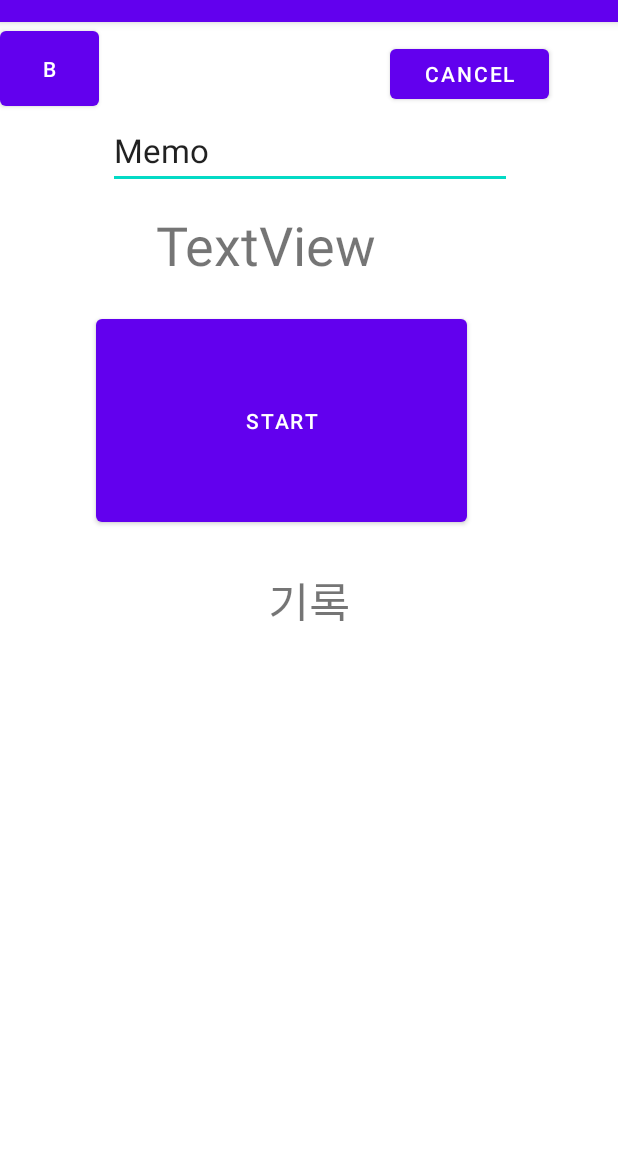
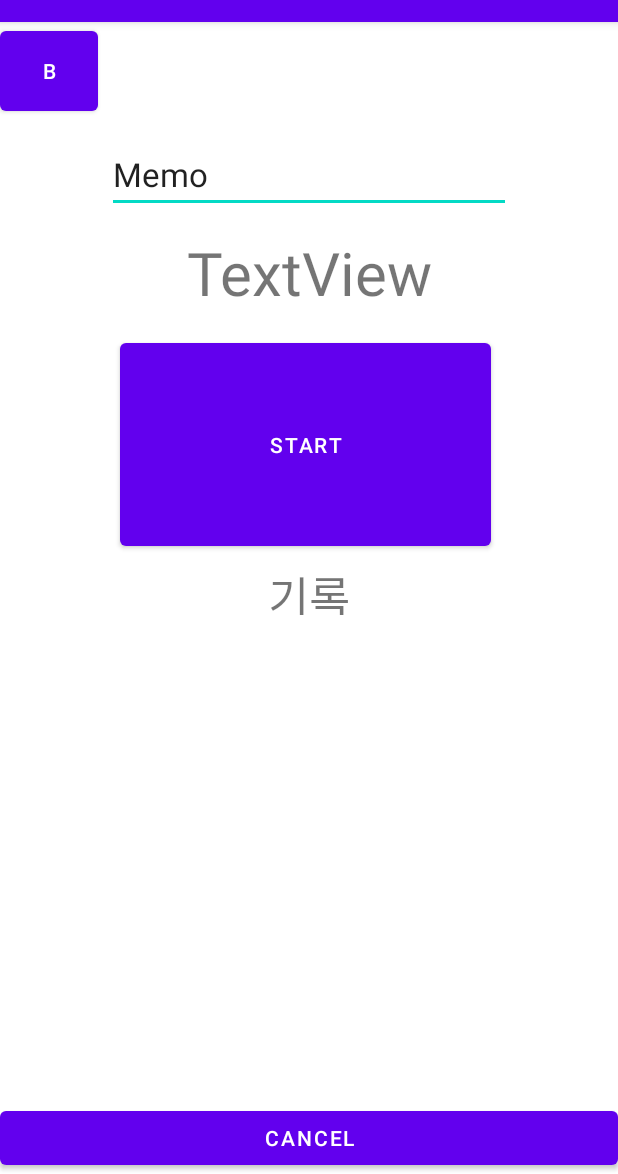
Before and after one commit to xe1230/Cheina, an Android app: the Act_execute screen opened directly, with no data from a screen before it, on a phone screen of 412 x 824 dp, the part 62-1236 px from its top. Run offline under Robolectric (Android 15) with nearby library versions, the phone set to English and light mode, and no system bars.

Commit message:
231224 layout should be changed to line, keyboard bug was repaird

```diff
--- a/app/src/main/java/com/example/chelina/Act_execute.java
+++ b/app/src/main/java/com/example/chelina/Act_execute.java
@@ -36,12 +36,13 @@ import java.util.ArrayList;
 public class Act_execute extends AppCompatActivity
 {
 
-    public static final String KEY_SIMPLE_DATA = "data";
+
     /* ----------------------------------------------------------------------------- */
     // Definitions
     /* ----------------------------------------------------------------------------- */
-
-
+    public static final String KEY_SIMPLE_DATA = "data";
+    private static final String DEF_DB_NAEM = "ChelinaDB";
+    private static final String DEF_DB_TABLE_NAME = "Interval_tbl";
 
     /* ----------------------------------------------------------------------------- */
     // Enum
@@ -83,7 +84,7 @@ public class Act_execute extends AppCompatActivity
     private Thread              m_Thrtime       = null;
     private Button              m_BtnStart      = null;
     private TextView            mTimeTextView   = null;
-    private EditText            m_editMemo      = null;
+    private EditText m_editTitle = null;
     private ListView            listView        = null;
 
     private InputMethodManager  m_MngInput      = null;
@@ -114,18 +115,25 @@ public class Act_execute extends AppCompatActivity
 
         ConstraintLayout myLayout = (ConstraintLayout)findViewById(R.id.Clo_Main);
 
-        m_BtnStart      = (Button) findViewById(R.id.btn_Start);
-        mTimeTextView   = (TextView) findViewById(R.id.timeView);
-
-        m_editMemo      = (EditText) findViewById(R.id.edit_Memo);
-
-        listView        = (ListView) findViewById(R.id.lv_Main);
-        m_ListViewitems = new ArrayList<ListView_Item>();
-        m_MngInput      = (InputMethodManager)getSystemService(INPUT_METHOD_SERVICE);
+        m_BtnStart          = (Button) findViewById(R.id.btn_Start);
+        mTimeTextView       = (TextView) findViewById(R.id.timeView);
+        m_editTitle         = (EditText) findViewById(R.id.edit_Title);
+        listView            = (ListView) findViewById(R.id.lv_Main);
+        m_ListViewitems     = new ArrayList<ListView_Item>();
+        m_MngInput          = (InputMethodManager)getSystemService(INPUT_METHOD_SERVICE);
 
         m_Adapter = new ListView_Adapter(this, m_ListViewitems);
         listView.setAdapter(m_Adapter);
 
+        myLayout.setOnTouchListener(new ConstraintLayout.OnTouchListener()
+        {
+            @Override
+            public boolean onTouch(View v, MotionEvent event)
+            {
+                HideKeyboard();
+                return false;
+            }
+        });
 
         listView.setOnItemClickListener(new AdapterView.OnItemClickListener()
         {
@@ -138,13 +146,21 @@ public class Act_execute extends AppCompatActivity
             }
         });
 
-        myLayout.setOnTouchListener(new ConstraintLayout.OnTouchListener()
-        {
+
+
+        m_editTitle.setOnFocusChangeListener(new View.OnFocusChangeListener() {
             @Override
-            public boolean onTouch(View v, MotionEvent event)
+            public void onFocusChange(View view, boolean hasFocus)
             {
-                HideKeyboard();
-                return false;
+                if (hasFocus)
+                {
+                    m_bMemoClicked = true;
+                    m_MngInput.showSoftInput(m_editTitle, InputMethodManager.SHOW_IMPLICIT);
+                }
+                else
+                {
+
+                }
             }
         });
 
@@ -153,9 +169,9 @@ public class Act_execute extends AppCompatActivity
         Intent intent = getIntent();
         m_nHapValue = intent.getIntExtra("Num1",0) + intent.getIntExtra("Num2",0);
 
-        db = openOrCreateDatabase("InitDB",MODE_PRIVATE, null);
+        db = openOrCreateDatabase(DEF_DB_NAEM, MODE_PRIVATE,null);
 
-        CrateTable("InitTbl");
+        CrateTable(DEF_DB_TABLE_NAME);
     }
 
 
@@ -231,7 +247,7 @@ public class Act_execute extends AppCompatActivity
 
             if (intent != null)
             {
-                m_editMemo.setText(data.message);
+                m_editTitle.setText(data.message);
 
             }
         }
@@ -239,27 +255,31 @@ public class Act_execute extends AppCompatActivity
 
     private void HideKeyboard()
     {
+
         if (m_bMemoClicked)
         {
+
             m_MngInput.hideSoftInputFromWindow(this.getCurrentFocus().getWindowToken(), InputMethodManager.HIDE_NOT_ALWAYS);
+            this.getWindow().getDecorView().clearFocus();
+            m_bMemoClicked = false;
         }
 
     }
 
     private void CrateTable(String strName)
     {
-        db.execSQL("CREATE TABLE IF NOT EXISTS "+strName+"(_id integer PRIMARY KEY AUTOINCREMENT,"
-                +" name text, age int , phone text)");
+        db.execSQL("CREATE TABLE IF NOT EXISTS "+ strName +"(_id integer PRIMARY KEY AUTOINCREMENT, time_txt text, reference_txt text, ImageIdx_n int, Titel_text text)");
 
-        insertRecord(strName);
     }
 
-    public void insertRecord(String name)
+    public void InsertDB(ListView_Item clsListViewItem, String strTitle)
     {
-        db.execSQL("INSERT INTO "+name+"(name, age, phone) VAlUES('정연',26,'010-1000-1000')");
-        db.execSQL("INSERT INTO "+name+"(name, age, phone) VAlUES('모모',26,'010-2000-2000')");
-        db.execSQL("INSERT INTO "+name+"(name, age, phone) VAlUES('채영',23,'010-3000-3000')");
+        String strQuery = "";
 
+        strQuery = "INSERT INTO "+DEF_DB_TABLE_NAME+"(time_txt, reference_txt, ImageIdx_n, Titel_text) " +
+                "VAlUES('" + clsListViewItem.getTime() + "','" + clsListViewItem.getReference() + "', " + clsListViewItem.getImageIdx() + " , '"+strTitle + "')";
+
+        db.execSQL(strQuery);
     }
     /* ----------------------------------------------------------------------------- */
     // Protected Function
@@ -283,13 +303,6 @@ public class Act_execute extends AppCompatActivity
         setResult(RESULT_OK,intent);
         finish();
     }
-
-    public void edit_Memo_onClick(View v)
-    {
-        m_MngInput.showSoftInput(m_editMemo, InputMethodManager.SHOW_IMPLICIT);
-        m_bMemoClicked = true;
-    }
-
 
     public void btn_Start_onClick(View v)
     {
@@ -319,7 +332,7 @@ public class Act_execute extends AppCompatActivity
                         public void onClick(DialogInterface dialog, int which)
                         {
                             nDifficultIdx = which;
-                            Toast.makeText(getApplicationContext(),"" + strItems[which],Toast.LENGTH_SHORT).show();
+//                            Toast.makeText(getApplicationContext(),"" + strItems[which],Toast.LENGTH_SHORT).show();
                         }
                     });
 
@@ -330,12 +343,17 @@ public class Act_execute extends AppCompatActivity
                 @Override
                 public void onClick(DialogInterface dialog, int pos)
                 {
-                    String          strValue        = edittext.getText().toString();
                     Resources       res             = getResources();
                     _eDifficult[]   eDifficult      = _eDifficult.values();
+                    String          strTime         = mTimeTextView.getText().toString();
+                    String          strRefer        = edittext.getText().toString();
                     int             nImgID          = res.getIdentifier(eDifficult[nDifficultIdx].toString(), "drawable", getPackageName());
-                    ListView_Item clsListViewItem   = new ListView_Item(mTimeTextView.getText().toString(), strValue, nImgID);
+                    ListView_Item clsListViewItem   = new ListView_Item(strTime, strRefer, nImgID, nDifficultIdx);
+
                     AddListViewItem(clsListViewItem);
+                    InsertDB(clsListViewItem, m_editTitle.getText().toString());
+
+                    HideKeyboard();
                 }
             });
 
--- a/app/src/main/java/com/example/chelina/Recipe/ListView_Adapter.java
+++ b/app/src/main/java/com/example/chelina/Recipe/ListView_Adapter.java
@@ -47,15 +47,15 @@ public class ListView_Adapter extends BaseAdapter
         LayoutInflater  layoutInflater  = (LayoutInflater) context.getSystemService(Context.LAYOUT_INFLATER_SERVICE);
         View            view            = layoutInflater.inflate(R.layout.listview_item, parent, false);
         TextView        number          = view.findViewById(R.id.listitem_number);
-        TextView        Time           = view.findViewById(R.id.listitem_tiem);
+        TextView        edit_Time       = view.findViewById(R.id.listitem_tiem);
         TextView        edit_Reference  = view.findViewById(R.id.listitem_title);
         ImageView       image           = view.findViewById(R.id.listitem_image);
 
         ListView_Item item = m_items.get(position);
         number.setText(String.valueOf(position+1));		// 해당위치 +1 설정, 배열순으로 0부터 시작
-        Time.setText(item.getTime());
+        edit_Time.setText(item.getTime());
         edit_Reference.setText(item.getReference());
-        image.setImageResource(item.getImage());		// item 객체 내용을 가져와 세팅
+        image.setImageResource(item.getImageID());		// item 객체 내용을 가져와 세팅
 
         return view;
     }
--- a/app/src/main/res/layout/frm_execute.xml
+++ b/app/src/main/res/layout/frm_execute.xml
@@ -11,77 +11,79 @@
 
     <Button
         android:id="@+id/btn_Back"
-        android:layout_width="66dp"
-        android:layout_height="62dp"
+        android:layout_width="65dp"
+        android:layout_height="65dp"
         android:onClick="btn_Back_onClick"
         android:text="B"
         app:layout_constraintStart_toStartOf="parent"
         app:layout_constraintTop_toTopOf="parent" />
 
+
     <TextView
         android:id="@+id/timeView"
-        android:layout_width="180dp"
-        android:layout_height="49dp"
-        android:layout_marginStart="104dp"
-        android:layout_marginTop="124dp"
+        android:layout_width="match_parent"
+        android:layout_height="60dp"
+        android:layout_marginTop="140dp"
         android:text="TextView"
 
-        android:textSize="36sp"
+        android:textAlignment="center"
+        android:textSize="40sp"
+        app:layout_constraintEnd_toEndOf="parent"
+        app:layout_constraintHorizontal_bias="0.497"
+        app:layout_constraintStart_toStartOf="parent"
+        app:layout_constraintTop_toTopOf="parent" />
+
+    <Button
+        android:id="@+id/btn_Start"
+        android:layout_width="247dp"
+        android:layout_height="147dp"
+        android:layout_marginStart="80dp"
+        android:layout_marginTop="208dp"
+        android:onClick="btn_Start_onClick"
+        android:text="Start"
         app:layout_constraintStart_toStartOf="parent"
         app:layout_constraintTop_toTopOf="parent" />
 
 
     <Button
-        android:id="@+id/btn_Start"
-        android:layout_width="247dp"
-        android:layout_height="147dp"
-        android:layout_marginStart="64dp"
-        android:layout_marginTop="192dp"
-        android:onClick="btn_Start_onClick"
-        android:text="Start"
-        app:layout_constraintStart_toStartOf="parent"
-        app:layout_constraintTop_toTopOf="parent" />
-
-    <Button
         android:id="@+id/btn_Cancel"
-        android:layout_width="106dp"
-        android:layout_height="45dp"
-        android:layout_marginStart="260dp"
-        android:layout_marginTop="12dp"
+        android:layout_width="match_parent"
+        android:layout_height="wrap_content"
         android:onClick="btn_Cancel_onClick"
         android:text="Cancel"
-        app:layout_constraintStart_toStartOf="parent"
-        app:layout_constraintTop_toTopOf="parent" />
-
+        app:layout_constraintBottom_toBottomOf="parent"
+        app:layout_constraintEnd_toEndOf="parent"
+        app:layout_constraintHorizontal_bias="0.0"
+        app:layout_constraintStart_toStartOf="parent" />
 
     <EditText
-        android:id="@+id/edit_Memo"
+        android:id="@+id/edit_Title"
         android:layout_width="269dp"
         android:layout_height="51dp"
-        android:layout_marginStart="72dp"
-        android:layout_marginTop="60dp"
-        android:onClick="edit_Memo_onClick"
+        android:layout_marginTop="76dp"
         android:text="Memo"
         android:textSize="22dp"
+        app:layout_constraintEnd_toEndOf="parent"
         app:layout_constraintStart_toStartOf="parent"
         app:layout_constraintTop_toTopOf="parent" />
 
     <TextView
         android:layout_width="match_parent"
         android:layout_height="35dp"
-        android:layout_marginTop="364dp"
+        android:layout_marginTop="360dp"
         android:text="기록"
         android:textAlignment="center"
         android:textSize="30dp"
         app:layout_constraintEnd_toEndOf="parent"
+        app:layout_constraintHorizontal_bias="0.0"
         app:layout_constraintStart_toStartOf="parent"
         app:layout_constraintTop_toTopOf="parent" />
 
     <ListView
         android:id="@+id/lv_Main"
         android:layout_width="match_parent"
-        android:layout_height="333dp"
-        android:layout_marginTop="400dp"
+        android:layout_height="287dp"
+        android:layout_marginTop="396dp"
         app:layout_constraintEnd_toEndOf="parent"
         app:layout_constraintHorizontal_bias="0.0"
         app:layout_constraintStart_toStartOf="parent"
```
Also changed, not shown: app/src/main/java/com/example/chelina/Recipe/ListView_Item.java (+14 -6 lines).
